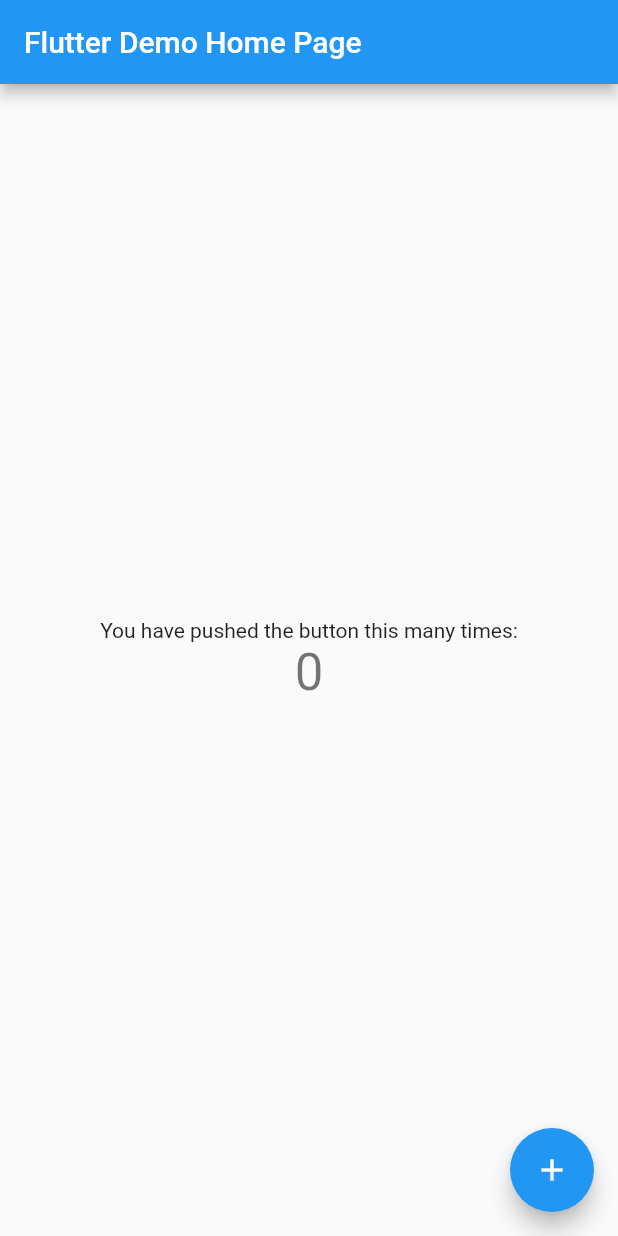
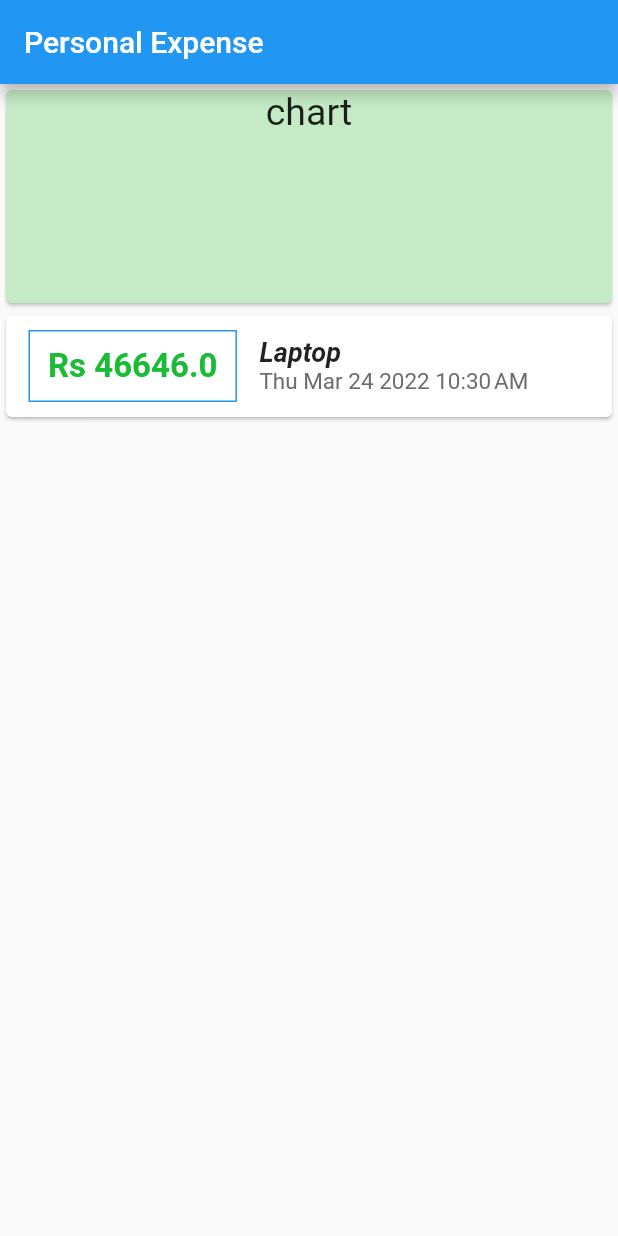
Before and after one commit to amitpanwar789/Personal-Expenses, a Flutter app: the screen it shows after launch, on a phone screen of 412 x 824 dp. Run offline on Flutter 3.47's test engine with Material 2 defaults, Android fonts, the phone set to English and light mode, and no system bars.

Commit message:
more Structuring

```diff
--- a/lib/main.dart
+++ b/lib/main.dart
@@ -1,115 +1,92 @@
+// ignore_for_file: prefer_const_constructors, must_be_immutable
+
 import 'package:flutter/material.dart';
+import 'package:intl/intl.dart';
+import './tansaction.dart';
 
-void main() {
-  runApp(const MyApp());
-}
+
+void main() => runApp(MyApp());
 
 class MyApp extends StatelessWidget {
   const MyApp({Key? key}) : super(key: key);
 
-  // This widget is the root of your application.
   @override
   Widget build(BuildContext context) {
     return MaterialApp(
-      title: 'Flutter Demo',
-      theme: ThemeData(
-        // This is the theme of your application.
-        //
-        // Try running your application with "flutter run". You'll see the
-        // application has a blue toolbar. Then, without quitting the app, try
-        // changing the primarySwatch below to Colors.green and then invoke
-        // "hot reload" (press "r" in the console where you ran "flutter run",
-        // or simply save your changes to "hot reload" in a Flutter IDE).
-        // Notice that the counter didn't reset back to zero; the application
-        // is not restarted.
-        primarySwatch: Colors.blue,
-      ),
-      home: const MyHomePage(title: 'Flutter Demo Home Page'),
+      title: 'Personal Expense',
+      home: MyHomePage(),
     );
   }
 }
 
-class MyHomePage extends StatefulWidget {
-  const MyHomePage({Key? key, required this.title}) : super(key: key);
-
-  // This widget is the home page of your application. It is stateful, meaning
-  // that it has a State object (defined below) that contains fields that affect
-  // how it looks.
-
-  // This class is the configuration for the state. It holds the values (in this
-  // case the title) provided by the parent (in this case the App widget) and
-  // used by the build method of the State. Fields in a Widget subclass are
-  // always marked "final".
-
-  final String title;
-
-  @override
-  State<MyHomePage> createState() => _MyHomePageState();
-}
-
-class _MyHomePageState extends State<MyHomePage> {
-  int _counter = 0;
-
-  void _incrementCounter() {
-    setState(() {
-      // This call to setState tells the Flutter framework that something has
-      // changed in this State, which causes it to rerun the build method below
-      // so that the display can reflect the updated values. If we changed
-      // _counter without calling setState(), then the build method would not be
-      // called again, and so nothing would appear to happen.
-      _counter++;
-    });
-  }
-
+// ignore: use_key_in_widget_constructors
+class MyHomePage extends StatelessWidget {
+  final List<Transaction> tansactions = [
+    Transaction(id: '4544', date: DateTime.now(), price: 46646, title: "Laptop"),
+  ];
   @override
   Widget build(BuildContext context) {
-    // This method is rerun every time setState is called, for instance as done
-    // by the _incrementCounter method above.
-    //
-    // The Flutter framework has been optimized to make rerunning build methods
-    // fast, so that you can just rebuild anything that needs updating rather
-    // than having to individually change instances of widgets.
     return Scaffold(
-      appBar: AppBar(
-        // Here we take the value from the MyHomePage object that was created by
-        // the App.build method, and use it to set our appbar title.
-        title: Text(widget.title),
-      ),
-      body: Center(
-        // Center is a layout widget. It takes a single child and positions it
-        // in the middle of the parent.
-        child: Column(
-          // Column is also a layout widget. It takes a list of children and
-          // arranges them vertically. By default, it sizes itself to fit its
-          // children horizontally, and tries to be as tall as its parent.
-          //
-          // Invoke "debug painting" (press "p" in the console, choose the
-          // "Toggle Debug Paint" action from the Flutter Inspector in Android
-          // Studio, or the "Toggle Debug Paint" command in Visual Studio Code)
-          // to see the wireframe for each widget.
-          //
-          // Column has various properties to control how it sizes itself and
-          // how it positions its children. Here we use mainAxisAlignment to
-          // center the children vertically; the main axis here is the vertical
-          // axis because Columns are vertical (the cross axis would be
-          // horizontal).
-          mainAxisAlignment: MainAxisAlignment.center,
+        appBar: AppBar(
+          title: Text('Personal Expense'),
+        ),
+        body: Column(
+          mainAxisAlignment: MainAxisAlignment.start,
+          crossAxisAlignment: CrossAxisAlignment.center,
           children: <Widget>[
-            const Text(
-              'You have pushed the button this many times:',
+            // ignore: sized_box_for_whitespace
+            Container(
+              width: 1000,
+              height: 150,
+              child: Card(
+                child: Text(
+                  "chart", style: TextStyle(fontSize: 25),
+                  textAlign: TextAlign.center,
+                  //style: TextStyle(fontSize: 43)
+                ),
+                color: Color.fromARGB(255, 196, 235, 197),
+              ),
             ),
-            Text(
-              '$_counter',
-              style: Theme.of(context).textTheme.headline4,
-            ),
+            Column(
+              children: tansactions.map((TX) {
+                return Card(
+                    child: Row(
+                  mainAxisAlignment: MainAxisAlignment.start,
+                  children: [
+                    Container(
+                      margin:
+                          EdgeInsets.symmetric(horizontal: 15, vertical: 10),
+                      child: Text("Rs ${TX.price}" ,
+                          style: TextStyle(
+                              fontWeight: FontWeight.bold,
+                              fontSize: 22,
+                              color: Color.fromARGB(255, 26, 187, 53))),
+                      padding:
+                          EdgeInsets.symmetric(vertical: 10, horizontal: 12),
+                      decoration:
+                          BoxDecoration(border: Border.all(color: Colors.blue)),
+                    ),
+                    Column(
+                      crossAxisAlignment: CrossAxisAlignment.start,
+                      children: [
+                        Text(
+                          TX.title,
+                          style: TextStyle(
+                              fontSize: 18,
+                              fontStyle: FontStyle.italic,
+                              fontWeight: FontWeight.bold),
+                        ),
+                        Text(
+                          DateFormat('EEE MMM d yyyy').add_jm().format(TX.date),
+                          style: TextStyle(fontSize: 15, color: Color.fromARGB(255, 109, 108, 108)),
+                        ),
+                      ],
+                    )
+                  ],
+                ));
+              }).toList(),
+            )
           ],
-        ),
-      ),
-      floatingActionButton: FloatingActionButton(
-        onPressed: _incrementCounter,
-        tooltip: 'Increment',
-        child: const Icon(Icons.add),
-      ), // This trailing comma makes auto-formatting nicer for build methods.
-    );
+        ));
   }
 }
--- /dev/null
+++ b/lib/tansaction.dart
@@ -0,0 +1,14 @@
+import 'package:flutter/foundation.dart';
+
+class Transaction{
+  final String id;
+  final String title;
+  final double price;
+  final DateTime date;
+  Transaction({
+    required this.id,
+    required this.date,
+    required this.price,
+    required this.title
+  });
+}
--- a/pubspec.yaml
+++ b/pubspec.yaml
@@ -29,7 +29,7 @@ environment:
 dependencies:
   flutter:
     sdk: flutter
-
+  intl: ^0.17.0
 
   # The following adds the Cupertino Icons font to your application.
   # Use with the CupertinoIcons class for iOS style icons.
```
Also changed, not shown: pubspec.lock.
